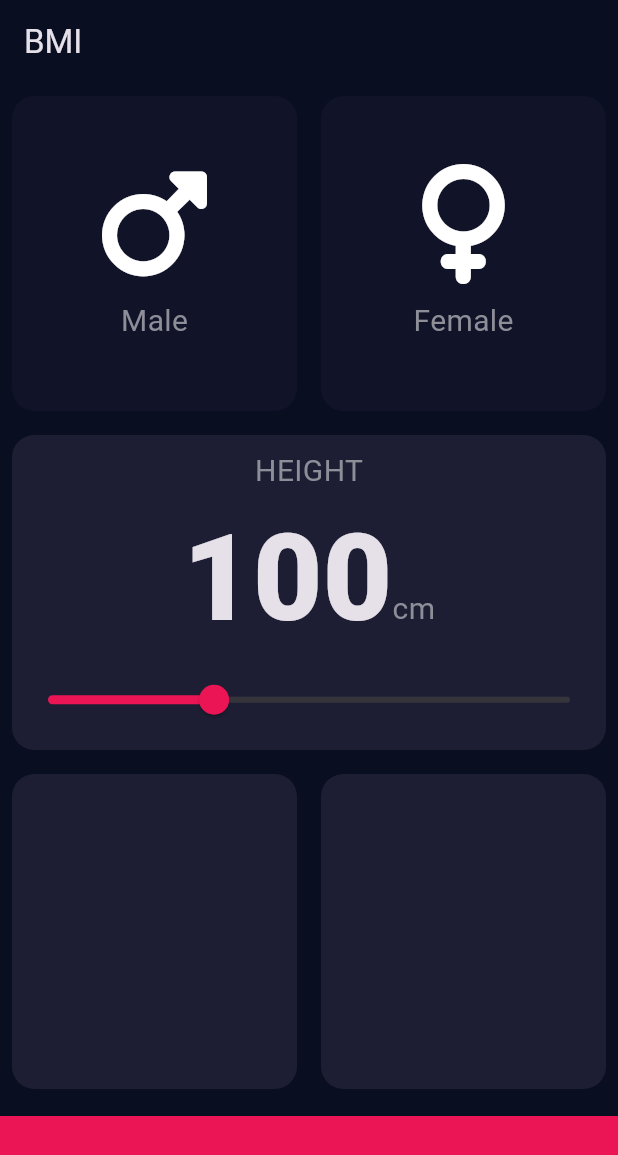
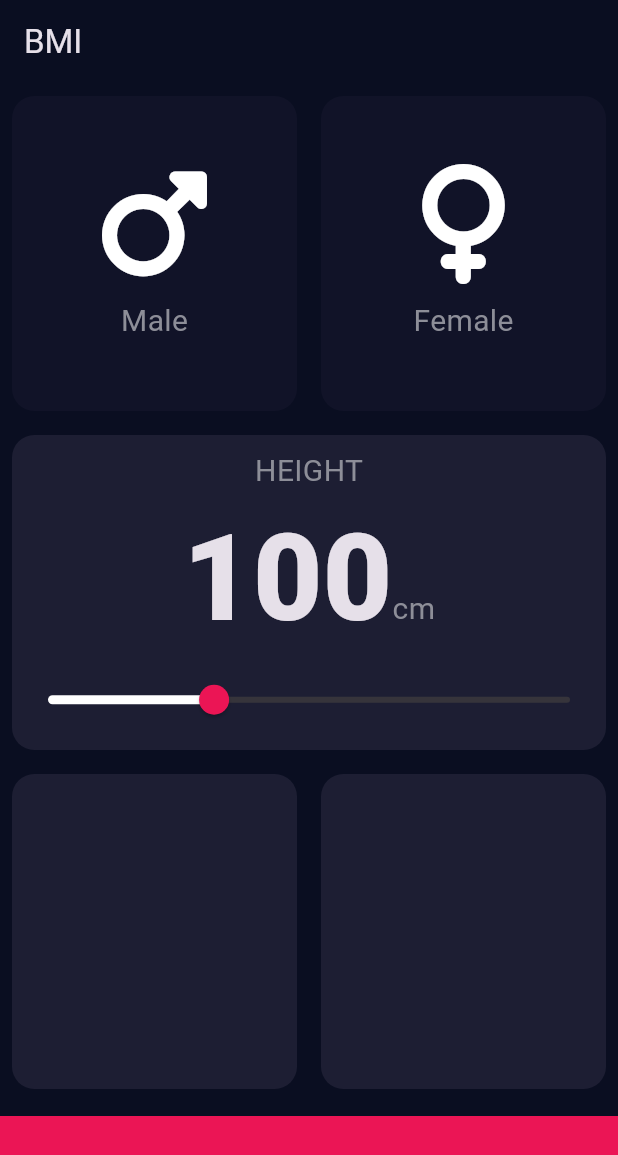
Before and after one commit to Joshua-100/bmi_calculator, a Flutter app: the screen it shows after launch, on a phone screen of 412 x 824 dp. Shown: the top 1155 px of the screen. Run offline on Flutter 3.47's test engine with Material 3 defaults, Android fonts, the phone set to English and light mode, and no system bars; our stand-ins replace font_awesome_flutter.

Commit message:
Changing Slider Colors, Thumb Color

```diff
--- a/lib/components/input_page.dart
+++ b/lib/components/input_page.dart
@@ -83,7 +83,8 @@ class _inputPageState extends State<inputPage> {
                     ],
                   ),
                   Slider(
-                    activeColor: const Color(0xFFEB1555),
+                    activeColor: Colors.white,
+                    thumbColor: const Color(0xFFEB1555),
                     label: "Select Height",
                     value: height.toDouble(),
                     onChanged: (value) {
```
